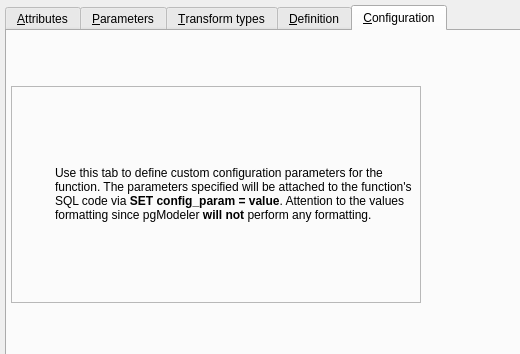
Qt form libs/libgui/ui/dbobjects/basefunctionwidget.ui (maniac787/pgmodeler) before a commit; both pictures show x 0 to 520 and y 0 to 354 of the 879 by 559 pixel window.
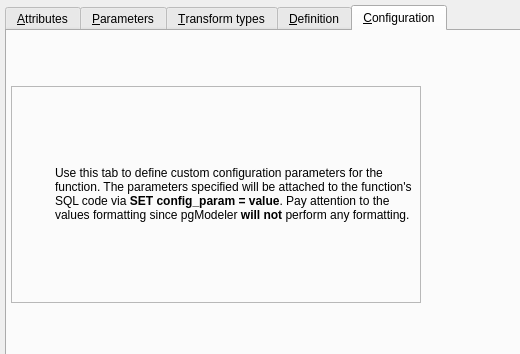
The same form after that commit. The open tabs and pages were chosen to show the change. Icons and pictures are not drawn.

Commit message: Improve English grammar in internationalization strings on basefunctionwidget.ui

```diff
--- a/libs/libgui/ui/dbobjects/basefunctionwidget.ui
+++ b/libs/libgui/ui/dbobjects/basefunctionwidget.ui
@@ -499,7 +499,7 @@
            </font>
           </property>
           <property name="text">
-           <string>Use this tab to define custom configuration parameters for the function. The parameters specified will be attached to the function's SQL code via &lt;strong&gt;SET config_param = value&lt;/strong&gt;. Attention to the values formatting since pgModeler &lt;strong&gt;will not&lt;/strong&gt; perform any formatting.</string>
+           <string>Use this tab to define custom configuration parameters for the function. The parameters specified will be attached to the function's SQL code via &lt;strong&gt;SET config_param = value&lt;/strong&gt;. Pay attention to the values formatting since pgModeler &lt;strong&gt;will not&lt;/strong&gt; perform any formatting.</string>
           </property>
           <property name="wordWrap">
            <bool>true</bool>
```
